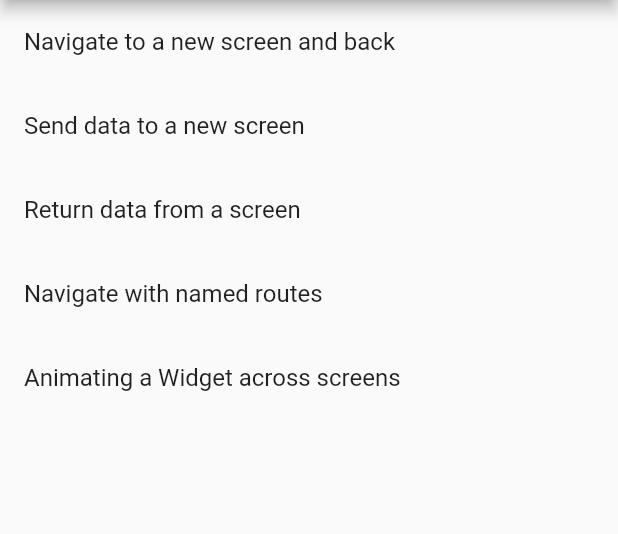
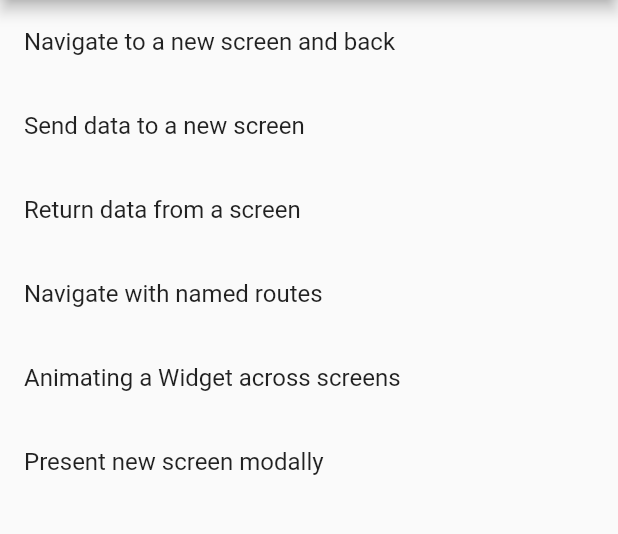
Before and after one commit to nhamada/flutter_examples, a Flutter app: the screen it shows after launch, on a phone screen of 412 x 824 dp, the part 84-618 px from its top. Run offline on Flutter 3.47's test engine with Material 2 defaults, Android fonts, the phone set to English and light mode, and no system bars.

Commit message:
Add present modally

```diff
--- a/navigator_examples/lib/main.dart
+++ b/navigator_examples/lib/main.dart
@@ -8,6 +8,8 @@ import 'package:navigator_examples/named_route/source.dart';
 import 'package:navigator_examples/named_route/destination.dart';
 
 import 'package:navigator_examples/animations/image_screen.dart';
+
+import 'package:navigator_examples/modal/modal_source.dart';
 
 void main() => runApp(new MyApp());
 
@@ -52,6 +54,7 @@ enum _NavigationDemo {
   returnData,
   namedRoutes,
   animations,
+  presentModally,
 }
 
 String _demoName(_NavigationDemo demo) {
@@ -66,6 +69,8 @@ String _demoName(_NavigationDemo demo) {
       return 'Navigate with named routes';
     case _NavigationDemo.animations:
       return 'Animating a Widget across screens';
+    case _NavigationDemo.presentModally:
+      return 'Present new screen modally';
     default:
       return 'Unknown';
   }
@@ -79,6 +84,7 @@ class _NavigationDemoListWidget extends StatelessWidget {
     _NavigationDemo.returnData,
     _NavigationDemo.namedRoutes,
     _NavigationDemo.animations,
+    _NavigationDemo.presentModally,
   ];
 
   @override
@@ -123,6 +129,12 @@ class _NavigationDemoListWidget extends StatelessWidget {
           new MaterialPageRoute(builder: (context) => new ImageScreen())
         );
         break;
+      case _NavigationDemo.presentModally:
+        Navigator.push(
+          context,
+          new MaterialPageRoute(builder: (context) => new ModalSourceScreen())
+        );
+        break;
     }
   }
 }
--- /dev/null
+++ b/navigator_examples/lib/modal/modal_destination.dart
@@ -0,0 +1,15 @@
+import 'package:flutter/material.dart';
+
+class ModalDestinationScreen extends StatelessWidget {
+  @override
+  Widget build(BuildContext context) {
+    return new Scaffold(
+      appBar: new AppBar(
+        title: new Text('Detail Example'),
+      ),
+      body: new Center(
+        child: new Text('Modally present!'),
+      ),
+    );
+  }
+}
--- /dev/null
+++ b/navigator_examples/lib/modal/modal_source.dart
@@ -0,0 +1,26 @@
+import 'package:flutter/material.dart';
+
+import 'package:navigator_examples/modal/modal_destination.dart';
+
+class ModalSourceScreen extends StatelessWidget {
+  @override
+  Widget build(BuildContext context) {
+    return new Scaffold(
+      appBar: new AppBar(
+        title: new Text('Modally Present Example'),
+      ),
+      body: new Center(
+        child: new RaisedButton(
+          child: new Text('Present new screen modally'),
+          onPressed: () => Navigator.push(
+            context,
+            new MaterialPageRoute(
+              builder: (context) => new ModalDestinationScreen(),
+              fullscreenDialog: true,
+            )
+          ),
+        ),
+      ),
+    );
+  }
+}
```
Also changed, not shown: 1 other file.
